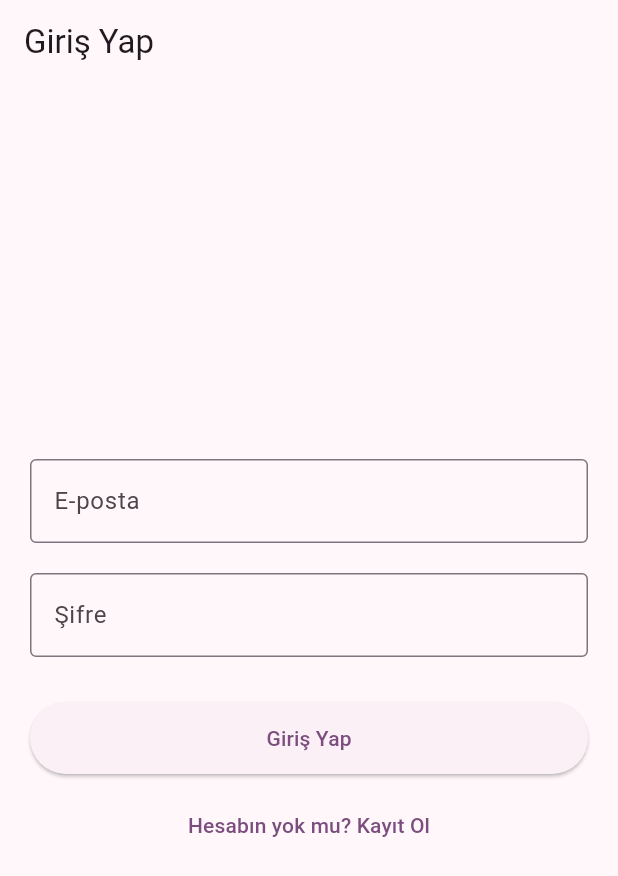
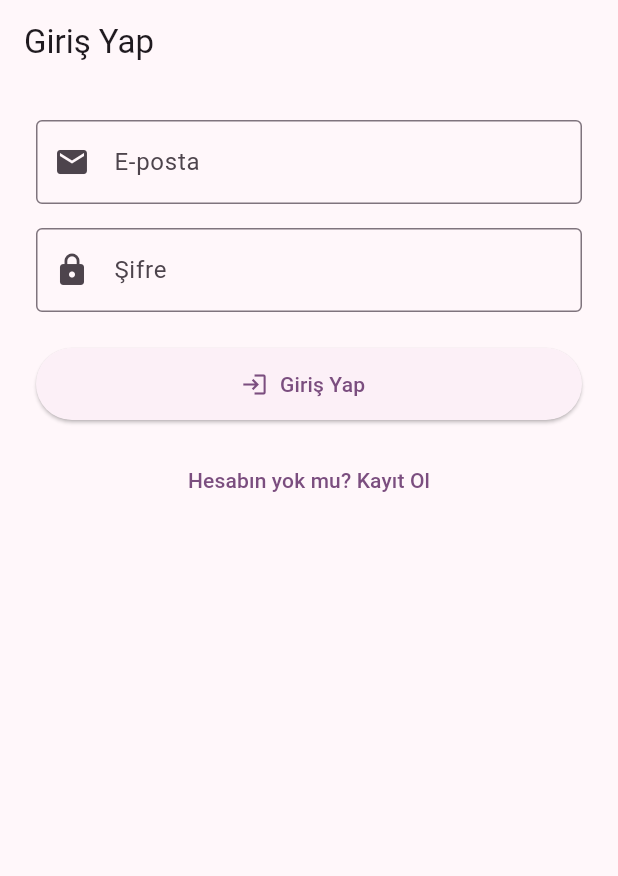
Before and after one commit to leviverleihtflugel/farmer_market, a Flutter app: the AuthGate screen opened directly, on a phone screen of 412 x 824 dp. Shown: the top 876 px of the screen. Run offline on Flutter 3.47's test engine with Material 3 defaults, Android fonts, the phone set to English and light mode, and no system bars; our stand-ins replace cloud_firestore, firebase_auth, firebase_core; accounts and stored records are empty.

Commit message:
22.04
giriş yap, yap kayıt ol sorunları tam anlamıyla olmasa da düzeltildi----

firestore database oluşturuldu----

build.gradle yapısı düzeltildi----

widget_test düzeltildi----

lib düzeltildi----

/////

+giriş yap ve kayıt ol sorunsuz şekilde çalışır hale getirelecek

```diff
--- a/farmer_market/lib/views/auth/auth_gate.dart
+++ b/farmer_market/lib/views/auth/auth_gate.dart
@@ -4,32 +4,10 @@ import 'package:cloud_firestore/cloud_firestore.dart';
 
 import '../home/customer_home_page.dart';
 import '../home/farmer_home_page.dart';
-import '../auth/login_page.dart';
+import 'login_page.dart';
 
 class AuthGate extends StatelessWidget {
   const AuthGate({super.key});
-
-  Future<Widget> _getHomeForUser(User user) async {
-    try {
-      final doc = await FirebaseFirestore.instance
-          .collection('users')
-          .doc(user.uid)
-          .get();
-
-      final role = doc.data()?['role'];
-
-      if (role == 'farmer') {
-        return const FarmerHomePage();
-      } else if (role == 'customer') {
-        return const CustomerHomePage();
-      } else {
-        return const LoginPage(); // bilinmeyen rol fallback
-      }
-    } catch (e) {
-      debugPrint("AuthGate role fetch error: $e");
-      return const LoginPage(); // hata durumunda girişe yönlendir
-    }
-  }
 
   @override
   Widget build(BuildContext context) {
@@ -42,25 +20,35 @@ class AuthGate extends StatelessWidget {
           );
         }
 
-        final user = snapshot.data;
-
-        if (user != null) {
-          return FutureBuilder<Widget>(
-            future: _getHomeForUser(user),
-            builder: (context, roleSnapshot) {
-              if (roleSnapshot.connectionState == ConnectionState.waiting) {
+        if (snapshot.hasData) {
+          final user = snapshot.data!;
+          return FutureBuilder<DocumentSnapshot>(
+            future: FirebaseFirestore.instance.collection('users').doc(user.uid).get(),
+            builder: (context, userSnapshot) {
+              if (userSnapshot.connectionState == ConnectionState.waiting) {
                 return const Scaffold(
                   body: Center(child: CircularProgressIndicator()),
                 );
-              } else if (roleSnapshot.hasData) {
-                return roleSnapshot.data!;
+              }
+
+              if (!userSnapshot.hasData || !userSnapshot.data!.exists) {
+                return const LoginPage();
+              }
+
+              final data = userSnapshot.data!.data() as Map<String, dynamic>;
+              final role = data['role'];
+
+              if (role == 'farmer') {
+                return const FarmerHomePage();
+              } else if (role == 'customer') {
+                return const CustomerHomePage();
               } else {
-                return const LoginPage(); // fallback
+                return const LoginPage();
               }
             },
           );
         } else {
-          return const LoginPage(); // oturum yok
+          return const LoginPage();
         }
       },
     );
--- a/farmer_market/lib/views/auth/login_page.dart
+++ b/farmer_market/lib/views/auth/login_page.dart
@@ -15,31 +15,41 @@ class _LoginPageState extends State<LoginPage> {
   bool _isLoading = false;
 
   Future<void> _login() async {
+    final email = _emailController.text.trim();
+    final password = _passwordController.text.trim();
+
+    if (email.isEmpty || password.isEmpty) {
+      ScaffoldMessenger.of(context).showSnackBar(
+        const SnackBar(content: Text('E-posta ve şifre boş olamaz!')),
+      );
+      return;
+    }
+
     setState(() => _isLoading = true);
 
     try {
       await FirebaseAuth.instance.signInWithEmailAndPassword(
-        email: _emailController.text.trim(),
-        password: _passwordController.text.trim(),
+        email: email,
+        password: password,
       );
-      // ✅ Giriş başarılı, AuthGate yönlendirecek
+      // ✅ Başarılı giriş – AuthGate yönlendirecek
     } on FirebaseAuthException catch (e) {
-      String message = "Giriş başarısız.";
+      String message = 'Giriş başarısız.';
       if (e.code == 'user-not-found') {
-        message = "Kullanıcı bulunamadı.";
+        message = 'Kullanıcı bulunamadı.';
       } else if (e.code == 'wrong-password') {
-        message = "Şifre hatalı.";
+        message = 'Şifre hatalı.';
       }
 
       if (context.mounted) {
         ScaffoldMessenger.of(context).showSnackBar(
-          SnackBar(content: Text("❗ $message")),
+          SnackBar(content: Text('❗ $message')),
         );
       }
     } catch (e) {
       if (context.mounted) {
         ScaffoldMessenger.of(context).showSnackBar(
-          SnackBar(content: Text("⚠️ Hata: ${e.toString()}")),
+          SnackBar(content: Text('⚠️ Hata: $e')),
         );
       }
     } finally {
@@ -58,39 +68,47 @@ class _LoginPageState extends State<LoginPage> {
   Widget build(BuildContext context) {
     return Scaffold(
       appBar: AppBar(title: const Text('Giriş Yap')),
-      body: Padding(
-        padding: const EdgeInsets.all(20.0),
+      body: SingleChildScrollView(
+        padding: const EdgeInsets.all(24),
         child: Column(
           mainAxisAlignment: MainAxisAlignment.center,
           children: [
             TextField(
               controller: _emailController,
+              keyboardType: TextInputType.emailAddress,
               decoration: const InputDecoration(
                 labelText: 'E-posta',
+                prefixIcon: Icon(Icons.email),
                 border: OutlineInputBorder(),
               ),
             ),
-            const SizedBox(height: 20),
+            const SizedBox(height: 16),
             TextField(
               controller: _passwordController,
               obscureText: true,
               decoration: const InputDecoration(
                 labelText: 'Şifre',
+                prefixIcon: Icon(Icons.lock),
                 border: OutlineInputBorder(),
               ),
             ),
-            const SizedBox(height: 30),
+            const SizedBox(height: 24),
             SizedBox(
               width: double.infinity,
               height: 48,
-              child: ElevatedButton(
+              child: ElevatedButton.icon(
+                icon: _isLoading
+                    ? const SizedBox(
+                  width: 20,
+                  height: 20,
+                  child: CircularProgressIndicator(strokeWidth: 2, color: Colors.white),
+                )
+                    : const Icon(Icons.login),
+                label: Text(_isLoading ? 'Giriş Yapılıyor...' : 'Giriş Yap'),
                 onPressed: _isLoading ? null : _login,
-                child: _isLoading
-                    ? const CircularProgressIndicator(color: Colors.white)
-                    : const Text('Giriş Yap'),
               ),
             ),
-            const SizedBox(height: 10),
+            const SizedBox(height: 16),
             TextButton(
               onPressed: () {
                 Navigator.push(
--- a/farmer_market/lib/views/home/home_page.dart
+++ b/farmer_market/lib/views/home/home_page.dart
@@ -1,6 +1,6 @@
 import 'package:cloud_firestore/cloud_firestore.dart';
 import 'package:flutter/material.dart';
-import 'package:firebase_auth/firebase_auth.dart'; // ← logout için gerekli
+import 'package:firebase_auth/firebase_auth.dart';
 import '../../models/product.dart';
 import '../product/add_product_page.dart';
 
@@ -26,7 +26,7 @@ class HomePage extends StatelessWidget {
             icon: const Icon(Icons.logout),
             tooltip: 'Çıkış Yap',
             onPressed: () async {
-              await FirebaseAuth.instance.signOut(); // 🔓 Oturumu kapat
+              await FirebaseAuth.instance.signOut(); // sadece çıkış yeterli
             },
           ),
         ],
```
Also changed, not shown: farmer_market/lib/models/product.dart (+7 -0 lines), farmer_market/lib/views/auth/register_page.dart (+16 -24 lines), farmer_market/lib/views/home/farmer_home_page.dart (+5 -11 lines), farmer_market/lib/views/product/add_product_page.dart (+42 -10 lines), farmer_market/lib/views/product/product.dart (+9 -2 lines), farmer_market/pubspec.yaml (+9 -10 lines), farmer_market/pubspec.lock, 2 other files.
